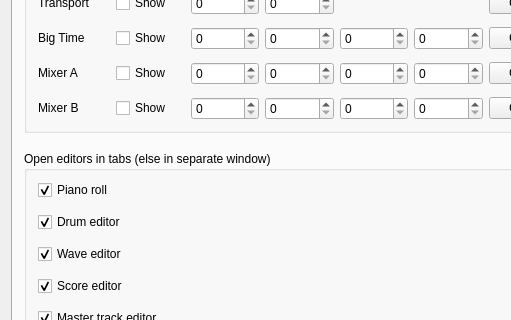
Old version of the form muse3/muse/components/gensetbase.ui in the repository emrum/muse; both pictures show x 0 to 511 and y 118 to 438 of the 607 by 644 pixel window.
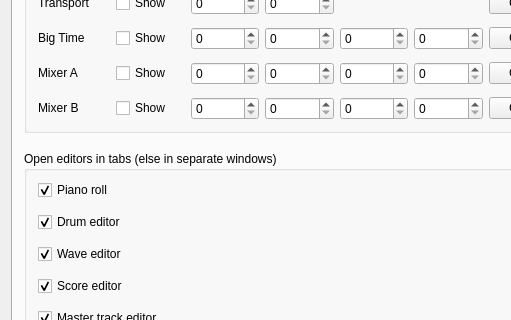
New version of the form. The open tabs and pages were chosen to show the change.

Diff of the .ui file:
```diff
--- a/muse3/muse/components/gensetbase.ui
+++ b/muse3/muse/components/gensetbase.ui
@@ -745,7 +745,7 @@
        <item>
         <widget class="QGroupBox" name="groupBox_4">
          <property name="title">
-          <string>Open editors in tabs (else in separate window)</string>
+          <string>Open editors in tabs (else in separate windows)</string>
          </property>
          <layout class="QVBoxLayout" name="verticalLayout_24">
           <property name="spacing">
```
